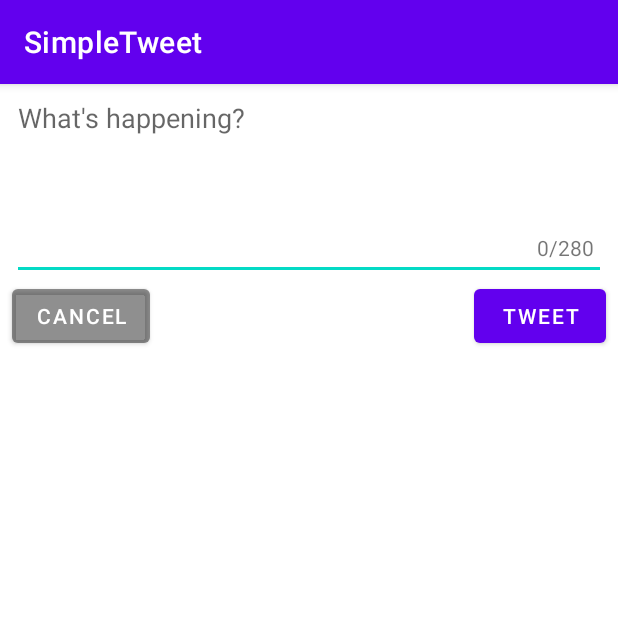
After one commit to davinsinghca/TwitterClientCodepath, an Android app: the ComposeActivity screen opened directly, with no data from a screen before it, on a phone screen of 412 x 824 dp, the top half of it. The commit adds this screen. Run offline under Robolectric (Android 15) with nearby library versions, the phone set to English and light mode, and no system bars; our stand-ins replace Room's generated code; libraries missing offline, so code that uses them is left out: com.codepath.asynchttpclient, com.facebook.stetho; 1 statement that could not run was skipped.

Commit message:
implemented compose activity and cancel button

```diff
--- a/app/src/main/AndroidManifest.xml
+++ b/app/src/main/AndroidManifest.xml
@@ -13,6 +13,9 @@
         android:roundIcon="@mipmap/ic_launcher_round"
         android:supportsRtl="true"
         android:theme="@style/Theme.RestClientTemplateKotlin">
+        <activity
+            android:name=".ComposeActivity"
+            android:exported="false" />
         <activity
             android:name=".TimelineActivity"
             android:exported="false" />
--- /dev/null
+++ b/app/src/main/java/com/codepath/apps/restclienttemplate/ComposeActivity.kt
@@ -0,0 +1,103 @@
+package com.codepath.apps.restclienttemplate
+
+import android.content.Intent
+import android.graphics.Color
+import androidx.appcompat.app.AppCompatActivity
+import android.os.Bundle
+import android.text.Editable
+import android.text.TextWatcher
+import android.util.Log
+import android.widget.Button
+import android.widget.EditText
+import android.widget.TextView
+import android.widget.Toast
+import com.codepath.apps.restclienttemplate.models.Tweet
+import com.codepath.asynchttpclient.callback.JsonHttpResponseHandler
+import okhttp3.Headers
+
+class ComposeActivity : AppCompatActivity() {
+    lateinit var etCompose: EditText
+    lateinit var btnTweet: Button
+    lateinit var charsRemaining: TextView
+    lateinit var cancel: Button
+
+    lateinit var client: TwitterClient
+
+    override fun onCreate(savedInstanceState: Bundle?) {
+        super.onCreate(savedInstanceState)
+        setContentView(R.layout.activity_compose)
+
+        etCompose = findViewById(R.id.etCompose)
+        btnTweet = findViewById(R.id.btnTweet)
+        charsRemaining = findViewById(R.id.charsRemaining)
+        cancel = findViewById(R.id.cancelButton)
+
+        cancel.setOnClickListener{
+            val intent = Intent()
+            setResult(RESULT_CANCELED, intent)
+            finish()
+        }
+
+        etCompose.addTextChangedListener(object : TextWatcher {
+            override fun onTextChanged(s: CharSequence, start: Int, before: Int, count: Int) {
+                if (s.length > MAX_CHARS) {
+                    btnTweet.isEnabled = false
+                    charsRemaining.setTextColor(Color.RED)
+                } else {
+                    charsRemaining.setTextColor(Color.GRAY)
+                    btnTweet.isEnabled = true
+                }
+                charsRemaining.text = "${s.length}/${MAX_CHARS}"
+            }
+
+            override fun beforeTextChanged(s: CharSequence, start: Int, count: Int, after: Int) {
+                // Fires right before text is changing
+            }
+
+            override fun afterTextChanged(s: Editable) {
+                // Fires right after the text has changed
+            }
+        })
+
+
+        client = TwitterApplication.getRestClient(this)
+
+        btnTweet.setOnClickListener{
+            //grab content of editText
+            val tweetContent = etCompose.text.toString()
+
+            if (tweetContent.isEmpty()) {
+                Toast.makeText(this, "Empty tweets not allowed!", Toast.LENGTH_SHORT).show()
+            } else if (tweetContent.length > MAX_CHARS) {
+                Toast.makeText(this, "Tweet is too long! Limit is 140 characters", Toast.LENGTH_SHORT).show()
+            } else {
+                client.publishTweet(tweetContent, object : JsonHttpResponseHandler() {
+                    override fun onSuccess(statusCode: Int, headers: Headers?, json: JSON) {
+                        val tweet = Tweet.fromJson(json.jsonObject)
+                        val intent = Intent()
+                        intent.putExtra("tweet", tweet)
+                        setResult(RESULT_OK, intent)
+                        finish()
+                    }
+
+                    override fun onFailure(
+                        statusCode: Int,
+                        headers: Headers?,
+                        response: String?,
+                        throwable: Throwable?
+                    ) {
+                        Log.e(TAG, "Failed to publish tweet")
+                    }
+                })
+            }
+        }
+
+
+
+    }
+
+    companion object {
+        const val TAG = "ComposeActivity"
+        const val MAX_CHARS = 280
+    }
+}
--- /dev/null
+++ b/app/src/main/res/layout/activity_compose.xml
@@ -0,0 +1,54 @@
+<?xml version="1.0" encoding="utf-8"?>
+<androidx.constraintlayout.widget.ConstraintLayout xmlns:android="http://schemas.android.com/apk/res/android"
+    xmlns:app="http://schemas.android.com/apk/res-auto"
+    xmlns:tools="http://schemas.android.com/tools"
+    android:id="@+id/content"
+    android:layout_width="match_parent"
+    android:layout_height="match_parent"
+    android:backgroundTint="#8B000000"
+    tools:context=".ComposeActivity">
+
+    <EditText
+        android:id="@+id/etCompose"
+        android:layout_width="match_parent"
+        android:layout_height="wrap_content"
+        android:layout_marginStart="8dp"
+        android:layout_marginEnd="8dp"
+        android:ems="10"
+        android:gravity="start|top"
+        android:hint="What's happening?"
+        android:inputType="textMultiLine"
+        android:minLines="5"
+        app:layout_constraintEnd_toEndOf="parent"
+        app:layout_constraintStart_toStartOf="parent"
+        app:layout_constraintTop_toTopOf="parent" />
+
+    <Button
+        android:id="@+id/btnTweet"
+        android:layout_width="wrap_content"
+        android:layout_height="wrap_content"
+        android:layout_marginEnd="8dp"
+        android:text="Tweet"
+        app:layout_constraintEnd_toEndOf="parent"
+        app:layout_constraintTop_toBottomOf="@+id/etCompose" />
+
+    <TextView
+        android:id="@+id/charsRemaining"
+        android:layout_width="wrap_content"
+        android:layout_height="wrap_content"
+        android:layout_marginEnd="8dp"
+        android:layout_marginBottom="12dp"
+        android:text="0/280"
+        app:layout_constraintBottom_toBottomOf="@+id/etCompose"
+        app:layout_constraintEnd_toEndOf="@+id/etCompose" />
+
+    <Button
+        android:id="@+id/cancelButton"
+        android:layout_width="wrap_content"
+        android:layout_height="wrap_content"
+        android:layout_marginStart="8dp"
+        android:backgroundTint="#46131313"
+        android:text="Cancel"
+        app:layout_constraintStart_toStartOf="parent"
+        app:layout_constraintTop_toBottomOf="@+id/etCompose" />
+</androidx.constraintlayout.widget.ConstraintLayout>
--- a/build.gradle
+++ b/build.gradle
@@ -6,7 +6,7 @@ buildscript {
         mavenCentral()
     }
     dependencies {
-        classpath "com.android.tools.build:gradle:4.1.3"
+        classpath 'com.android.tools.build:gradle:7.1.1'
         classpath "org.jetbrains.kotlin:kotlin-gradle-plugin:1.6.10"
 
         // NOTE: Do not place your application dependencies here; they belong
```
Also changed, not shown: app/build.gradle (+4 -3 lines), app/src/main/java/com/codepath/apps/restclienttemplate/TimelineActivity.kt (+32 -0 lines), app/src/main/java/com/codepath/apps/restclienttemplate/TwitterClient.kt (+10 -0 lines), app/src/main/java/com/codepath/apps/restclienttemplate/models/Tweet.kt (+4 -6 lines), app/src/main/java/com/codepath/apps/restclienttemplate/models/User.kt (+4 -4 lines), app/src/main/res/menu/menu_main.xml (added, +10 -0 lines), gradle/wrapper/gradle-wrapper.properties.
